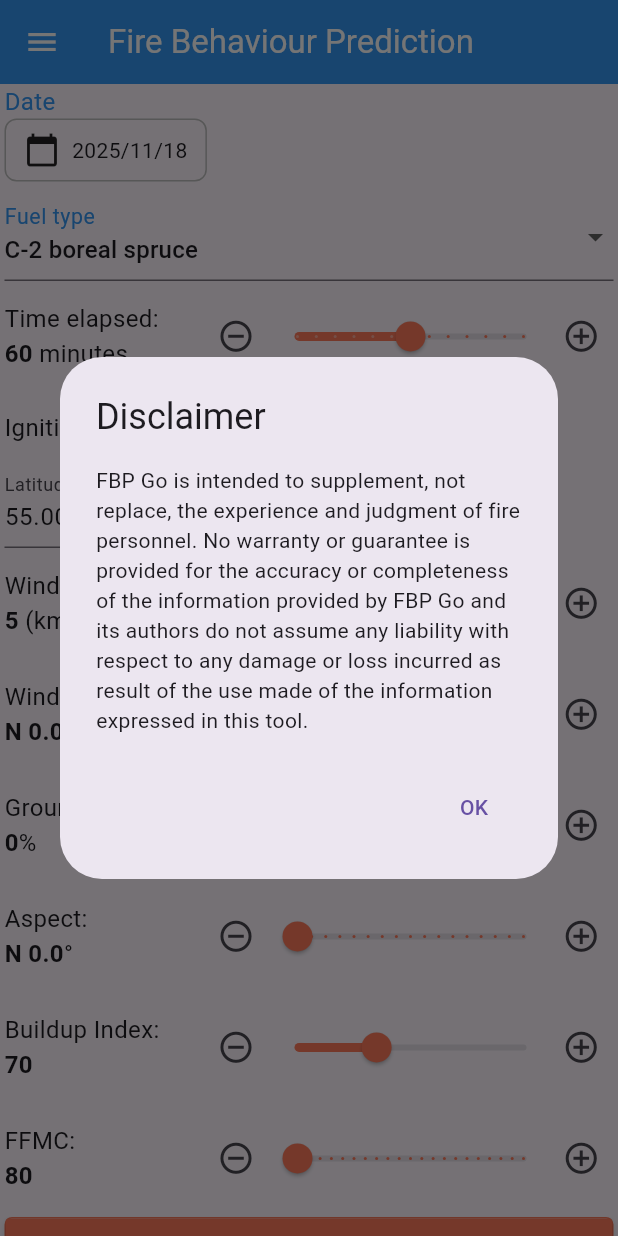
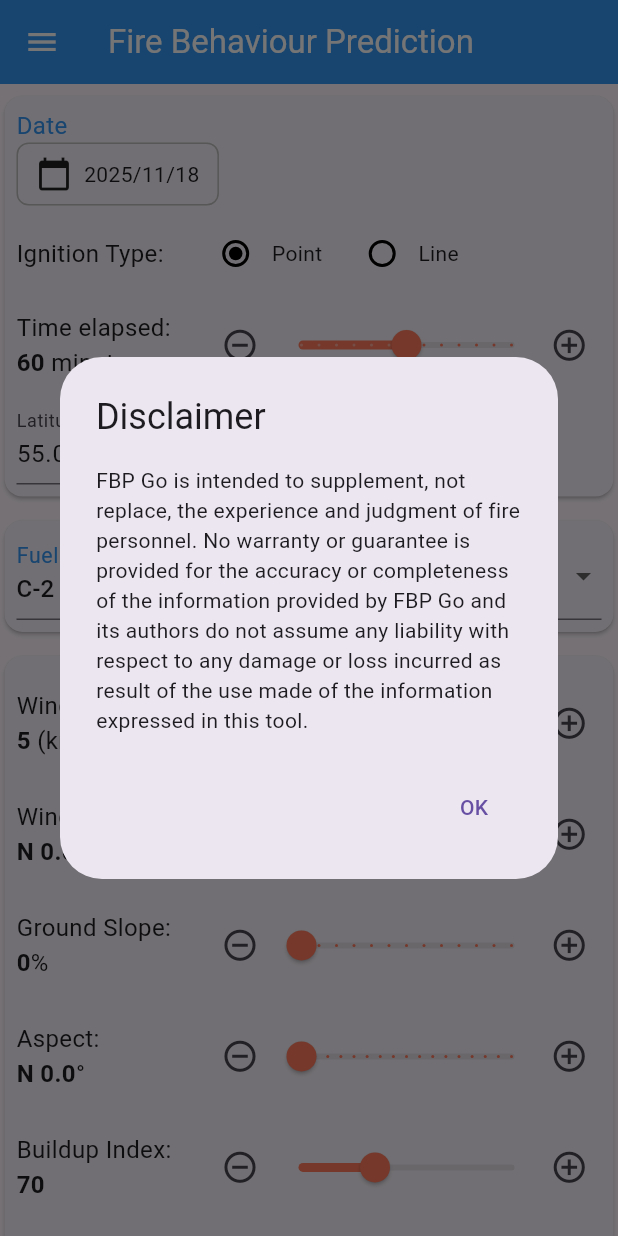
Before and after one commit to bcgov/fbp-go, a Flutter app: the screen it shows after launch, on a phone screen of 412 x 824 dp. Run offline on Flutter 3.47's test engine with Material 3 defaults, Android fonts, the phone set to English and light mode, and no system bars; our stand-ins replace geolocator, permission_handler, shared_preferences.

Commit message:
Input Layout (#31)
Reorganizes input

```diff
--- a/lib/fbp_advanced.dart
+++ b/lib/fbp_advanced.dart
@@ -28,6 +28,7 @@ import 'fire_widgets.dart';
 import 'basic_input.dart';
 import 'global.dart';
 import 'ignition_type.dart';
+import 'coordinate_picker.dart';
 
 bool ignitionTypeToBool(IgnitionType type) {
   // Point ignition should set ACCEL true
@@ -163,12 +164,18 @@ class AdvancedFireBehaviourPredictionFormState
     persistIgnition('ignitionType', type);
   }
 
+  void _onCCChanged(double cc) {
+    setState(() {
+      _basicInput!.cc = cc;
+    });
+    _onBasicInputChanged(_basicInput!);
+    persistSetting('cc', cc);
+  }
+
   final ccController = TextEditingController();
   final cbhController = TextEditingController();
   final _cflController = TextEditingController();
   final _gflController = TextEditingController();
-
-  // double ros = _calculateRateOfSpread()
 
   @override
   void initState() {
@@ -337,10 +344,15 @@ class AdvancedFireBehaviourPredictionFormState
           key: _formKey,
           child: Column(
             children: <Widget>[
+              Card(
+                margin: const EdgeInsets.symmetric(vertical: 8.0),
+                child: Padding(
+                  padding: const EdgeInsets.all(8.0),
+                  child: Column(
+                    children: [
+                      // Date
                       Padding(
-                padding: const EdgeInsets.only(
-                  bottom: 8.0,
-                ), // Adjust the value as needed
+                        padding: const EdgeInsets.only(bottom: 8.0),
                         child: Row(
                           children: [
                             Expanded(
@@ -354,7 +366,98 @@ class AdvancedFireBehaviourPredictionFormState
                           ],
                         ),
                       ),
-              // Presets
+                      // Ignition type
+                      Row(
+                        crossAxisAlignment: CrossAxisAlignment.center,
+                        children: [
+                          const Text(
+                            "Ignition Type:",
+                            style: TextStyle(fontSize: fontSize),
+                          ),
+                          const SizedBox(width: 16),
+                          RadioGroup<IgnitionType>(
+                            groupValue: _ignitionType,
+                            onChanged: (IgnitionType? value) {
+                              if (value != null) _onIgnitionTypeChanged(value);
+                            },
+                            child: Row(
+                              children: IgnitionType.values.map((type) {
+                                final label = type == IgnitionType.point
+                                    ? 'Point'
+                                    : 'Line';
+                                return InkWell(
+                                  onTap: () {
+                                    _onIgnitionTypeChanged(type);
+                                  },
+                                  borderRadius: BorderRadius.circular(8),
+                                  child: Padding(
+                                    padding: const EdgeInsets.symmetric(
+                                      horizontal: 8,
+                                    ),
+                                    child: Row(
+                                      children: [
+                                        Radio<IgnitionType>(
+                                          value: type,
+                                          fillColor: WidgetStateProperty.all(
+                                            Colors.black,
+                                          ),
+                                        ),
+                                        Text(label),
+                                      ],
+                                    ),
+                                  ),
+                                );
+                              }).toList(),
+                            ),
+                          ),
+                        ],
+                      ),
+                      // Time elapsed
+                      Row(
+                        children: [
+                          makeInputLabel(
+                            'Time elapsed',
+                            '${_minutes.toInt()}',
+                            ' minutes',
+                            textStyle,
+                            textStyleBold,
+                          ),
+                          Expanded(
+                            flex: sliderFlex,
+                            child: FancySliderWidget(
+                              value: _minutes,
+                              min: 0,
+                              max: 120,
+                              divisions: 12,
+                              activeColor: intensityClassColour,
+                              label: '${_minutes.toInt()} minutes',
+                              onChanged: (value) {
+                                _onTChanged(value.roundToDouble());
+                              },
+                            ),
+                          ),
+                        ],
+                      ),
+                      // Coordinate picker
+                      CoordinatePicker(
+                        coordinate: _basicInput!.coordinate,
+                        onChanged: (coordinate) {
+                          _basicInput!.coordinate = coordinate;
+                          _onBasicInputChanged(_basicInput!);
+                        },
+                      ),
+                    ],
+                  ),
+                ),
+              ),
+
+              Card(
+                margin: const EdgeInsets.symmetric(vertical: 8.0),
+                child: Padding(
+                  padding: const EdgeInsets.all(8.0),
+                  child: Column(
+                    children: [
+                      // Fuel type dropdown
                       Row(
                         children: [
                           Expanded(
@@ -367,7 +470,8 @@ class AdvancedFireBehaviourPredictionFormState
                           ),
                         ],
                       ),
-              if (isGrassFuelType(_fuelTypePreset!.code))
+                      // Modifiers
+                      if (isGrassFuelType(_fuelTypePreset!.code)) ...[
                         Row(
                           children: [
                             // GFL field
@@ -395,7 +499,32 @@ class AdvancedFireBehaviourPredictionFormState
                             ),
                           ],
                         ),
-              // PDF field
+                        Row(
+                          children: [
+                            makeInputLabel(
+                              'Curing',
+                              '${_basicInput!.cc.toInt()}',
+                              '%',
+                              textStyle,
+                              textStyleBold,
+                            ),
+                            Expanded(
+                              flex: sliderFlex,
+                              child: FancySliderWidget(
+                                value: _basicInput!.cc,
+                                min: 0,
+                                max: 100,
+                                divisions: 20,
+                                activeColor: intensityClassColour,
+                                label: '${_basicInput!.cc.toInt()}%',
+                                onChanged: (value) {
+                                  _onCCChanged(value.roundToDouble());
+                                },
+                              ),
+                            ),
+                          ],
+                        ),
+                      ],
                       if (canAdjustDeadFir(_fuelTypePreset!.code))
                         Row(
                           children: [
@@ -448,7 +577,6 @@ class AdvancedFireBehaviourPredictionFormState
                             ),
                           ],
                         ),
-              // Elapsed time
                       if (canAdjustCBH(_fuelTypePreset!.code))
                         Row(
                           children: [
@@ -475,76 +603,17 @@ class AdvancedFireBehaviourPredictionFormState
                             ),
                           ],
                         ),
-              Row(
-                children: [
-                  makeInputLabel(
-                    'Time elapsed',
-                    '${_minutes.toInt()}',
-                    ' minutes',
-                    textStyle,
-                    textStyleBold,
-                  ),
-                  Expanded(
-                    flex: sliderFlex,
-                    child: FancySliderWidget(
-                      value: _minutes,
-                      min: 0,
-                      max: 120,
-                      divisions: 12,
-                      activeColor: intensityClassColour,
-                      label: '${_minutes.toInt()} minutes',
-                      onChanged: (value) {
-                        _onTChanged(value.roundToDouble());
-                      },
-                    ),
-                  ),
-                ],
-              ),
-              // Ignition type
-              Row(
-                crossAxisAlignment: CrossAxisAlignment.center,
-                children: [
-                  const Text(
-                    "Ignition Type:",
-                    style: TextStyle(fontSize: fontSize),
-                  ),
-                  const SizedBox(width: 16),
-                  RadioGroup<IgnitionType>(
-                    groupValue: _ignitionType,
-                    onChanged: (IgnitionType? value) {
-                      if (value != null) _onIgnitionTypeChanged(value);
-                    },
-                    child: Row(
-                      children: IgnitionType.values.map((type) {
-                        final label = type == IgnitionType.point
-                            ? 'Point'
-                            : 'Line';
-                        return InkWell(
-                          // InkWell allows the text to be clickable
-                          onTap: () {
-                            _onIgnitionTypeChanged(type);
-                          },
-                          borderRadius: BorderRadius.circular(8),
-                          child: Padding(
-                            padding: const EdgeInsets.symmetric(horizontal: 8),
-                            child: Row(
-                              children: [
-                                Radio<IgnitionType>(
-                                  value: type,
-                                  fillColor: WidgetStateProperty.all(
-                                    Colors.black,
-                                  ),
-                                ),
-                                Text(label),
                     ],
                   ),
                 ),
-                        );
-                      }).toList(),
               ),
-                  ),
-                ],
-              ),
+
+              Card(
+                margin: const EdgeInsets.symmetric(vertical: 8.0),
+                child: Padding(
+                  padding: const EdgeInsets.all(8.0),
+                  child: Column(
+                    children: [
                       Row(
                         children: [
                           Expanded(
@@ -562,6 +631,11 @@ class AdvancedFireBehaviourPredictionFormState
                     ],
                   ),
                 ),
+              ),
+            ],
+          ),
+        ),
+
         (prediction == null)
             ? buildError(errorMessage)
             : Padding(
```
Also changed, not shown: lib/basic_input.dart (+0 -56 lines). Lines whose indentation alone changed are shown as unchanged.
